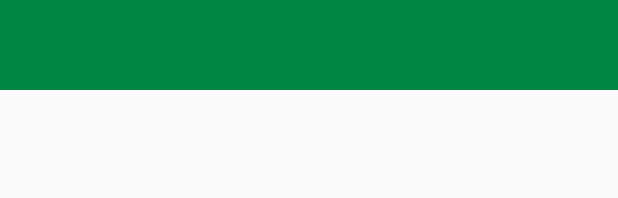
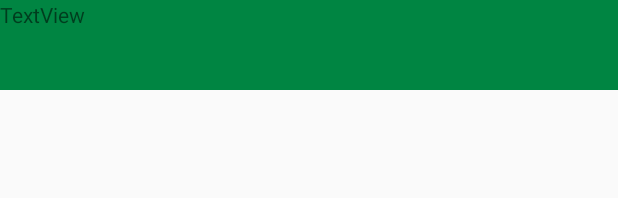
Before and after one commit to ahmibr/Texty, an Android app: the layout homepage.xml on its own in the app's theme, with its tools: preview values and no code run, on a phone screen of 412 x 824 dp. Shown: the top 198 px of the screen. Run offline under Robolectric (Android 15) with nearby library versions, the phone set to English and light mode, and no system bars.

Commit message:
add temporary textview

```diff
--- a/app/src/main/res/layout/homepage.xml
+++ b/app/src/main/res/layout/homepage.xml
@@ -13,6 +13,11 @@
         android:layout_height="60dp"
         android:background="#008542" >
 
+        <TextView
+            android:id="@+id/temp"
+            android:layout_width="match_parent"
+            android:layout_height="wrap_content"
+            android:text="TextView" />
         <TextView
             android:layout_width="match_parent"
             android:layout_height="match_parent"
@@ -58,4 +63,6 @@
             android:onClick="send"
             android:scaleType="fitCenter" />
     </LinearLayout>
+
+
 </LinearLayout>
```
Also changed, not shown: app/src/main/java/com/example/texty/HomePage/HomePageActivity.java (+11 -1 lines).
